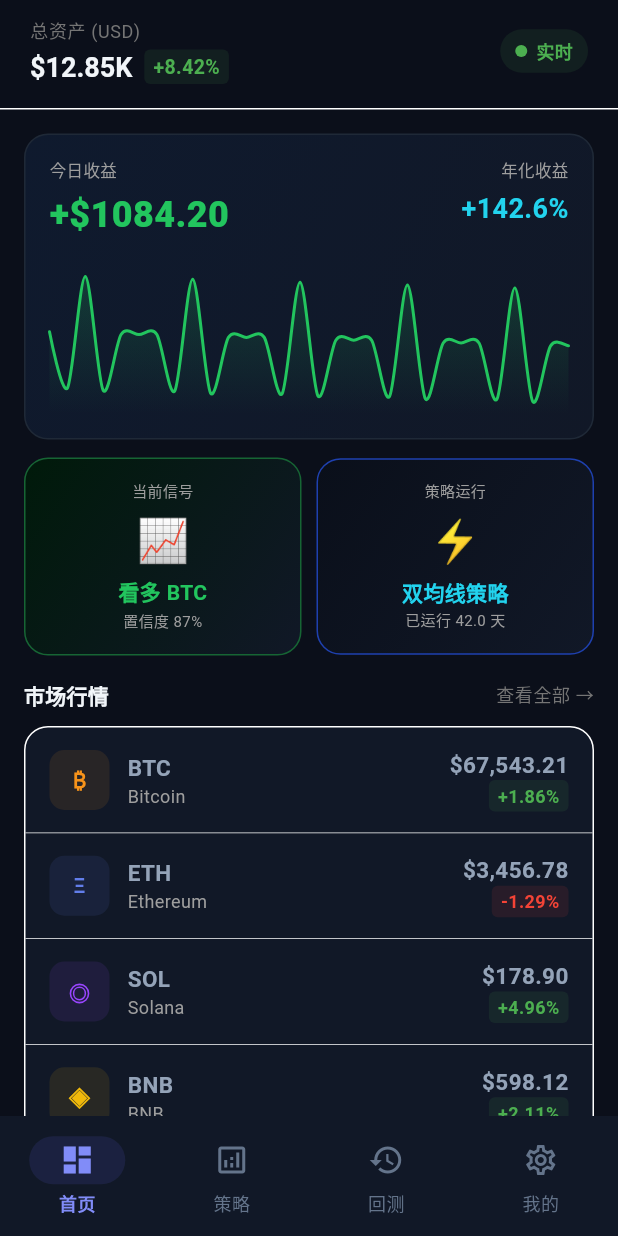
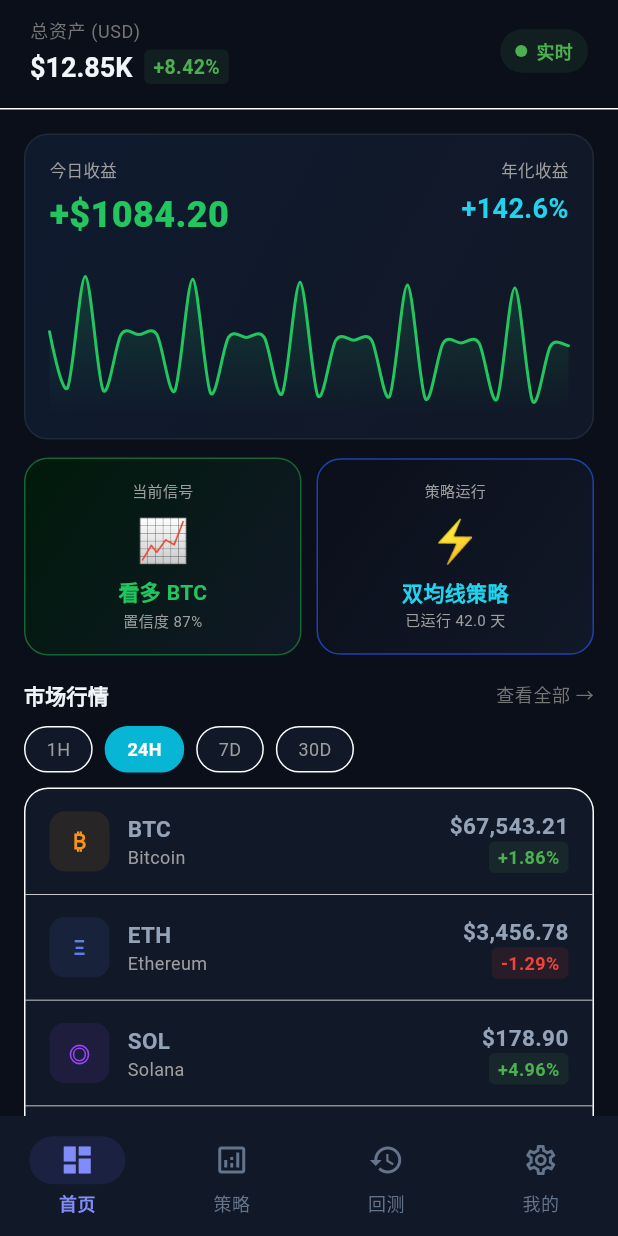
Before and after one commit to litongle/crypto-quant-app, a Flutter app: the screen it shows after launch, on a phone screen of 412 x 824 dp. Run offline on Flutter 3.47's test engine with Material 3 defaults, Android fonts, the phone set to English and light mode, and no system bars; drawn by our look-alikes of fl_chart; our stand-ins replace dio, equatable, flutter_riverpod, flutter_secure_storage, go_router.

Commit message:
Add time period selector to market quotes panel on dashboard
- Add MarketPeriod enum (1H / 24H / 7D / 30D) to market_coin.dart
- Add change1hPercent, change7dPercent, change30dPercent optional fields
  to MarketCoin; provide realistic placeholder values for all periods
- Add changeForPeriod(period) method on MarketCoin that returns the correct
  change % for the selected period (falls back to a scaled estimate if the
  field is absent)
- Add marketPeriodProvider (StateProvider, defaults to 24H) in
  dashboard_provider.dart
- Add _buildPeriodSelector() in DashboardPage: animated pill-style tab row
  (1H / 24H / 7D / 30D) above the market list that updates the provider on tap
- Pass selectedPeriod to MarketListTile → _MarketCoinRow so the badge shows
  the change % for the chosen period

https://claude.ai/code/session_01F7fPQ6VhFjj3uD8nonsJFT

```diff
--- a/mobile/lib/features/dashboard/data/models/market_coin.dart
+++ b/mobile/lib/features/dashboard/data/models/market_coin.dart
@@ -1,4 +1,25 @@
 import 'package:equatable/equatable.dart';
+
+/// 市场行情时间维度
+enum MarketPeriod {
+  h1,
+  h24,
+  d7,
+  d30;
+
+  String get label {
+    switch (this) {
+      case MarketPeriod.h1:
+        return '1H';
+      case MarketPeriod.h24:
+        return '24H';
+      case MarketPeriod.d7:
+        return '7D';
+      case MarketPeriod.d30:
+        return '30D';
+    }
+  }
+}
 
 /// 行情币种模型
 class MarketCoin extends Equatable {
@@ -7,6 +28,9 @@ class MarketCoin extends Equatable {
   final double price;
   final double change24h;
   final double changePercent;
+  final double? change1hPercent;
+  final double? change7dPercent;
+  final double? change30dPercent;
   final double volume;
   final List<double>? miniChartData;
 
@@ -16,11 +40,27 @@ class MarketCoin extends Equatable {
     required this.price,
     required this.change24h,
     required this.changePercent,
+    this.change1hPercent,
+    this.change7dPercent,
+    this.change30dPercent,
     required this.volume,
     this.miniChartData,
   });
 
   bool get isPositive => changePercent >= 0;
+
+  double changeForPeriod(MarketPeriod period) {
+    switch (period) {
+      case MarketPeriod.h1:
+        return change1hPercent ?? changePercent / 4;
+      case MarketPeriod.h24:
+        return changePercent;
+      case MarketPeriod.d7:
+        return change7dPercent ?? changePercent * 3;
+      case MarketPeriod.d30:
+        return change30dPercent ?? changePercent * 8;
+    }
+  }
 
   @override
   List<Object?> get props => [symbol, price, change24h, changePercent, volume];
@@ -191,6 +231,9 @@ class DashboardData extends Equatable {
       price: 67543.21,
       change24h: 1234.56,
       changePercent: 1.86,
+      change1hPercent: 0.42,
+      change7dPercent: 5.73,
+      change30dPercent: 12.48,
       volume: 28500000000,
     ),
     const MarketCoin(
@@ -199,6 +242,9 @@ class DashboardData extends Equatable {
       price: 3456.78,
       change24h: -45.32,
       changePercent: -1.29,
+      change1hPercent: -0.31,
+      change7dPercent: 3.18,
+      change30dPercent: -8.64,
       volume: 15200000000,
     ),
     const MarketCoin(
@@ -207,6 +253,9 @@ class DashboardData extends Equatable {
       price: 178.90,
       change24h: 8.45,
       changePercent: 4.96,
+      change1hPercent: 1.23,
+      change7dPercent: 18.42,
+      change30dPercent: 34.17,
       volume: 3200000000,
     ),
     const MarketCoin(
@@ -215,6 +264,9 @@ class DashboardData extends Equatable {
       price: 598.12,
       change24h: 12.34,
       changePercent: 2.11,
+      change1hPercent: 0.58,
+      change7dPercent: 6.94,
+      change30dPercent: 9.33,
       volume: 1800000000,
     ),
     const MarketCoin(
@@ -223,6 +275,9 @@ class DashboardData extends Equatable {
       price: 0.1234,
       change24h: 0.0089,
       changePercent: 7.78,
+      change1hPercent: 2.14,
+      change7dPercent: -4.56,
+      change30dPercent: 22.91,
       volume: 890000000,
     ),
   ];
--- a/mobile/lib/features/dashboard/presentation/providers/dashboard_provider.dart
+++ b/mobile/lib/features/dashboard/presentation/providers/dashboard_provider.dart
@@ -4,6 +4,9 @@ import '../../../../core/providers/auth_provider.dart';
 import '../../../../core/services/asset_service.dart' as asset_service;
 import '../../../../core/services/market_service.dart' as market_service;
 import '../../data/models/market_coin.dart';
+
+/// 当前选中的行情时间维度
+final marketPeriodProvider = StateProvider<MarketPeriod>((ref) => MarketPeriod.h24);
 
 /// 是否已登录
 final isLoggedInProvider = Provider<bool>((ref) {
--- a/mobile/lib/features/dashboard/presentation/screens/dashboard_page.dart
+++ b/mobile/lib/features/dashboard/presentation/screens/dashboard_page.dart
@@ -3,6 +3,7 @@ import 'package:flutter_riverpod/flutter_riverpod.dart';
 
 import '../../data/models/market_coin.dart';
 import '../providers/dashboard_provider.dart';
+
 import '../widgets/asset_summary_card.dart';
 import '../widgets/equity_chart.dart';
 import '../widgets/quick_signal_card.dart';
@@ -15,6 +16,7 @@ class DashboardPage extends ConsumerWidget {
   @override
   Widget build(BuildContext context, WidgetRef ref) {
     final dashboardAsync = ref.watch(dashboardProvider);
+    final selectedPeriod = ref.watch(marketPeriodProvider);
 
     return Scaffold(
       body: SafeArea(
@@ -72,8 +74,15 @@ class DashboardPage extends ConsumerWidget {
                       ),
                       const SizedBox(height: 10),
 
+                      // 时间维度选择
+                      _buildPeriodSelector(context, ref, selectedPeriod),
+                      const SizedBox(height: 10),
+
                       // 市场行情列表
-                      MarketListTile(coins: dashboard.marketCoins),
+                      MarketListTile(
+                        coins: dashboard.marketCoins,
+                        period: selectedPeriod,
+                      ),
                       const SizedBox(height: 16),
 
                       // 持仓概览标题
@@ -234,6 +243,50 @@ class DashboardPage extends ConsumerWidget {
     );
   }
 
+  Widget _buildPeriodSelector(
+    BuildContext context,
+    WidgetRef ref,
+    MarketPeriod selected,
+  ) {
+    return Row(
+      children: MarketPeriod.values.map((period) {
+        final isSelected = period == selected;
+        return Padding(
+          padding: const EdgeInsets.only(right: 8),
+          child: GestureDetector(
+            onTap: () {
+              ref.read(marketPeriodProvider.notifier).state = period;
+            },
+            child: AnimatedContainer(
+              duration: const Duration(milliseconds: 200),
+              padding: const EdgeInsets.symmetric(horizontal: 14, vertical: 6),
+              decoration: BoxDecoration(
+                color: isSelected
+                    ? const Color(0xFF06B6D4)
+                    : Theme.of(context).cardColor,
+                borderRadius: BorderRadius.circular(20),
+                border: Border.all(
+                  color: isSelected
+                      ? const Color(0xFF06B6D4)
+                      : Theme.of(context).dividerColor,
+                ),
+              ),
+              child: Text(
+                period.label,
+                style: TextStyle(
+                  color: isSelected ? Colors.white : Colors.grey[500],
+                  fontWeight:
+                      isSelected ? FontWeight.w600 : FontWeight.normal,
+                  fontSize: 12,
+                ),
+              ),
+            ),
+          ),
+        );
+      }).toList(),
+    );
+  }
+
   Widget _buildSectionTitle(
     BuildContext context,
     String title, {
--- a/mobile/lib/features/dashboard/presentation/widgets/market_list_tile.dart
+++ b/mobile/lib/features/dashboard/presentation/widgets/market_list_tile.dart
@@ -6,10 +6,12 @@ import '../../data/models/market_coin.dart';
 /// 市场行情列表
 class MarketListTile extends StatelessWidget {
   final List<MarketCoin> coins;
+  final MarketPeriod period;
 
   const MarketListTile({
     super.key,
     required this.coins,
+    this.period = MarketPeriod.h24,
   });
 
   @override
@@ -29,6 +31,7 @@ class MarketListTile extends StatelessWidget {
           final coin = entry.value;
           return _MarketCoinRow(
             coin: coin,
+            period: period,
             isLast: index == coins.length - 1,
           );
         }).toList(),
@@ -39,16 +42,20 @@ class MarketListTile extends StatelessWidget {
 
 class _MarketCoinRow extends StatelessWidget {
   final MarketCoin coin;
+  final MarketPeriod period;
   final bool isLast;
 
   const _MarketCoinRow({
     required this.coin,
+    required this.period,
     this.isLast = false,
   });
 
   @override
   Widget build(BuildContext context) {
     final priceFormat = NumberFormat.currency(symbol: '\$', decimalDigits: 2);
+    final change = coin.changeForPeriod(period);
+    final isPositive = change >= 0;
 
     return InkWell(
       onTap: () {
@@ -126,15 +133,15 @@ class _MarketCoinRow extends StatelessWidget {
                 Container(
                   padding: const EdgeInsets.symmetric(horizontal: 6, vertical: 2),
                   decoration: BoxDecoration(
-                    color: coin.isPositive
+                    color: isPositive
                         ? Colors.green.withOpacity(0.1)
                         : Colors.red.withOpacity(0.1),
                     borderRadius: BorderRadius.circular(4),
                   ),
                   child: Text(
-                    '${coin.isPositive ? '+' : ''}${coin.changePercent.toStringAsFixed(2)}%',
+                    '${isPositive ? '+' : ''}${change.toStringAsFixed(2)}%',
                     style: TextStyle(
-                      color: coin.isPositive ? Colors.green : Colors.red,
+                      color: isPositive ? Colors.green : Colors.red,
                       fontWeight: FontWeight.w600,
                       fontSize: 12,
                     ),
```
